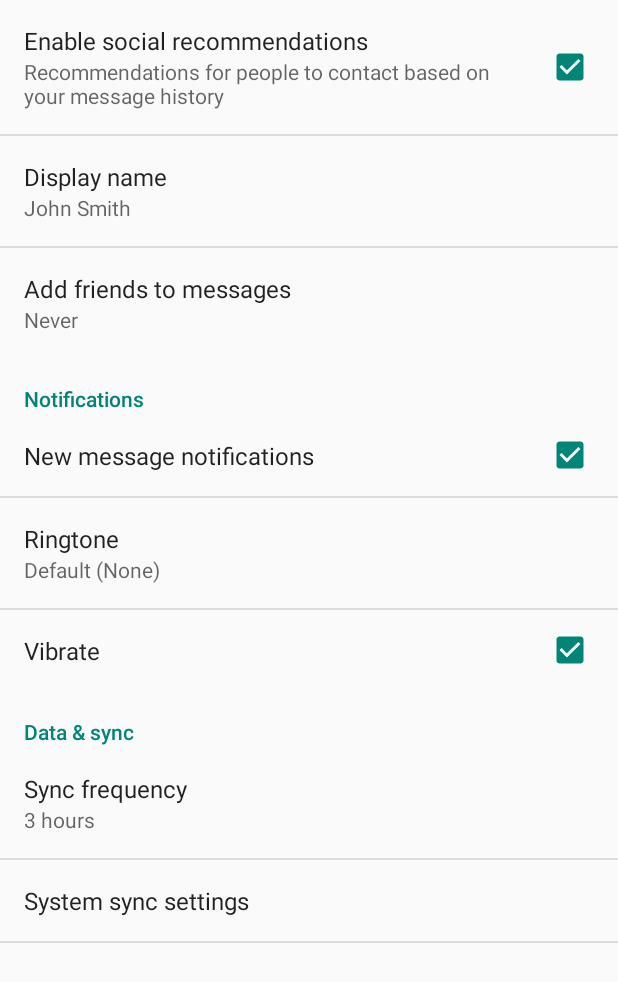
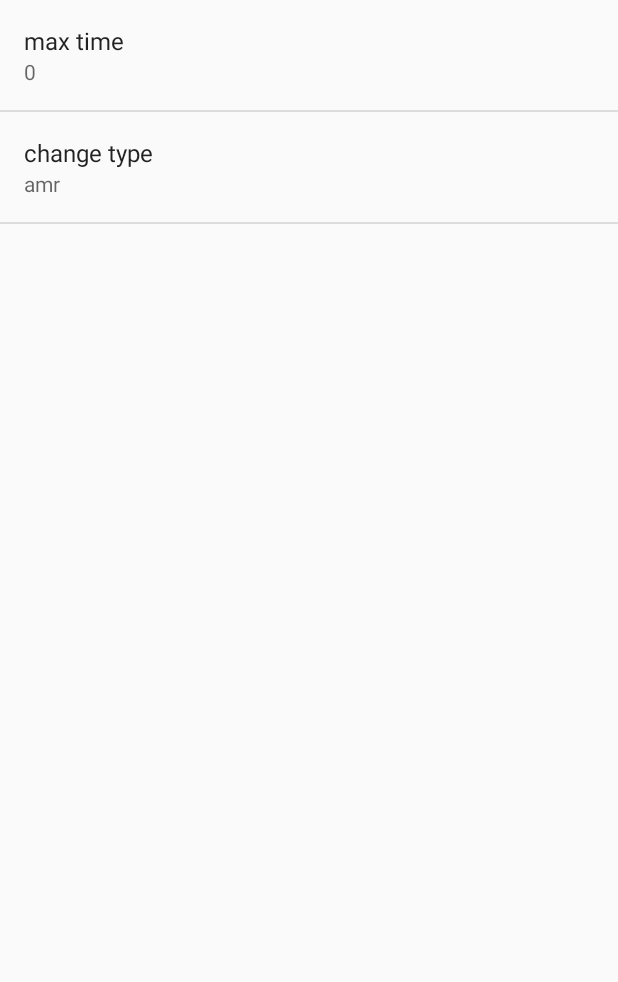
Before and after one commit to jaredgthub/Sound-Recorder-App, an Android app: the SettingsActivity screen opened directly, with no data from a screen before it, on a phone screen of 412 x 824 dp. Shown: the top 982 px of the screen. Run offline under Robolectric (Android 15) with nearby library versions, the phone set to English and light mode, and no system bars.

Commit message:
settings: maxt time and change type.

```diff
--- a/app/src/main/java/com/alpha/sound_recorder_app/ui/SettingsActivity.java
+++ b/app/src/main/java/com/alpha/sound_recorder_app/ui/SettingsActivity.java
@@ -11,7 +11,6 @@ import android.os.Bundle;
 import android.preference.ListPreference;
 import android.preference.Preference;
 import android.preference.PreferenceActivity;
-import android.preference.PreferenceCategory;
 import android.preference.PreferenceFragment;
 import android.preference.PreferenceManager;
 import android.preference.RingtonePreference;
@@ -62,28 +61,13 @@ public class SettingsActivity extends PreferenceActivity {
         // In the simplified UI, fragments are not used at all and we instead
         // use the older PreferenceActivity APIs.
 
-        // Add 'general' preferences.
         addPreferencesFromResource(R.xml.pref_general);
-
-        // Add 'notifications' preferences, and a corresponding header.
-        PreferenceCategory fakeHeader = new PreferenceCategory(this);
-        fakeHeader.setTitle(R.string.pref_header_notifications);
-        getPreferenceScreen().addPreference(fakeHeader);
-        addPreferencesFromResource(R.xml.pref_notification);
-
-        // Add 'data and sync' preferences, and a corresponding header.
-        fakeHeader = new PreferenceCategory(this);
-        fakeHeader.setTitle(R.string.pref_header_data_sync);
-        getPreferenceScreen().addPreference(fakeHeader);
-        addPreferencesFromResource(R.xml.pref_data_sync);
 
         // Bind the summaries of EditText/List/Dialog/Ringtone preferences to
         // their values. When their values change, their summaries are updated
         // to reflect the new value, per the Android Design guidelines.
         bindPreferenceSummaryToValue(findPreference("example_text"));
         bindPreferenceSummaryToValue(findPreference("example_list"));
-        bindPreferenceSummaryToValue(findPreference("notifications_new_message_ringtone"));
-        bindPreferenceSummaryToValue(findPreference("sync_frequency"));
     }
 
     /**
@@ -153,7 +137,7 @@ public class SettingsActivity extends PreferenceActivity {
                 // using RingtoneManager.
                 if (TextUtils.isEmpty(stringValue)) {
                     // Empty values correspond to 'silent' (no ringtone).
-                    preference.setSummary(R.string.pref_ringtone_silent);
+//                    preference.setSummary(R.string.pref_ringtone_silent);
 
                 } else {
                     Ringtone ringtone = RingtoneManager.getRingtone(
@@ -220,41 +204,4 @@ public class SettingsActivity extends PreferenceActivity {
         }
     }
 
-    /**
-     * This fragment shows notification preferences only. It is used when the
-     * activity is showing a two-pane settings UI.
-     */
-    @TargetApi(Build.VERSION_CODES.HONEYCOMB)
-    public static class NotificationPreferenceFragment extends PreferenceFragment {
-        @Override
-        public void onCreate(Bundle savedInstanceState) {
-            super.onCreate(savedInstanceState);
-            addPreferencesFromResource(R.xml.pref_notification);
-
-            // Bind the summaries of EditText/List/Dialog/Ringtone preferences
-            // to their values. When their values change, their summaries are
-            // updated to reflect the new value, per the Android Design
-            // guidelines.
-            bindPreferenceSummaryToValue(findPreference("notifications_new_message_ringtone"));
-        }
-    }
-
-    /**
-     * This fragment shows data and sync preferences only. It is used when the
-     * activity is showing a two-pane settings UI.
-     */
-    @TargetApi(Build.VERSION_CODES.HONEYCOMB)
-    public static class DataSyncPreferenceFragment extends PreferenceFragment {
-        @Override
-        public void onCreate(Bundle savedInstanceState) {
-            super.onCreate(savedInstanceState);
-            addPreferencesFromResource(R.xml.pref_data_sync);
-
-            // Bind the summaries of EditText/List/Dialog/Ringtone preferences
-            // to their values. When their values change, their summaries are
-            // updated to reflect the new value, per the Android Design
-            // guidelines.
-            bindPreferenceSummaryToValue(findPreference("sync_frequency"));
-        }
-    }
 }
--- a/app/src/main/res/values/strings_activity_settings.xml
+++ b/app/src/main/res/values/strings_activity_settings.xml
@@ -6,56 +6,17 @@
     <!-- Example General settings -->
     <string name="pref_header_general">General</string>
 
-    <string name="pref_title_social_recommendations">Enable social recommendations</string>
-    <string name="pref_description_social_recommendations">Recommendations for people to contact
-        based on your message history
-    </string>
+    <string name="record_maxTime">max time</string>
+    <string name="record_maxTime_default">0</string>
 
-    <string name="pref_title_display_name">Display name</string>
-    <string name="pref_default_display_name">John Smith</string>
+    <string name="record_type">change type</string>
 
-    <string name="pref_title_add_friends_to_messages">Add friends to messages</string>
-    <string-array name="pref_example_list_titles">
-        <item>Always</item>
-        <item>When possible</item>
-        <item>Never</item>
+    <string-array name="record_type_list_name">
+        <item>amr</item>
+        <item>wav</item>
     </string-array>
-    <string-array name="pref_example_list_values">
+    <string-array name="record_type_list_value">
         <item>1</item>
         <item>0</item>
-        <item>-1</item>
     </string-array>
-
-    <!-- Example settings for Data & Sync -->
-    <string name="pref_header_data_sync">Data &amp; sync</string>
-
-    <string name="pref_title_sync_frequency">Sync frequency</string>
-    <string-array name="pref_sync_frequency_titles">
-        <item>15 minutes</item>
-        <item>30 minutes</item>
-        <item>1 hour</item>
-        <item>3 hours</item>
-        <item>6 hours</item>
-        <item>Never</item>
-    </string-array>
-    <string-array name="pref_sync_frequency_values">
-        <item>15</item>
-        <item>30</item>
-        <item>60</item>
-        <item>180</item>
-        <item>360</item>
-        <item>-1</item>
-    </string-array>
-
-    <string name="pref_title_system_sync_settings">System sync settings</string>
-
-    <!-- Example settings for Notifications -->
-    <string name="pref_header_notifications">Notifications</string>
-
-    <string name="pref_title_new_message_notifications">New message notifications</string>
-
-    <string name="pref_title_ringtone">Ringtone</string>
-    <string name="pref_ringtone_silent">Silent</string>
-
-    <string name="pref_title_vibrate">Vibrate</string>
 </resources>
--- a/app/src/main/res/xml/pref_data_sync.xml
+++ /dev/null
@@ -1,21 +0,0 @@
-<PreferenceScreen xmlns:android="http://schemas.android.com/apk/res/android">
-
-    <!-- NOTE: Hide buttons to simplify the UI. Users can touch outside the dialog to
-         dismiss it. -->
-    <!-- NOTE: ListPreference's summary should be set to its value by the activity code. -->
-    <ListPreference
-        android:key="sync_frequency"
-        android:title="@string/pref_title_sync_frequency"
-        android:entries="@array/pref_sync_frequency_titles"
-        android:entryValues="@array/pref_sync_frequency_values"
-        android:defaultValue="180"
-        android:negativeButtonText="@null"
-        android:positiveButtonText="@null" />
-
-    <!-- This preference simply launches an intent when selected. Use this UI sparingly, per
-         design guidelines. -->
-    <Preference android:title="@string/pref_title_system_sync_settings">
-        <intent android:action="android.settings.SYNC_SETTINGS" />
-    </Preference>
-
-</PreferenceScreen>
--- a/app/src/main/res/xml/pref_general.xml
+++ b/app/src/main/res/xml/pref_general.xml
@@ -1,19 +1,13 @@
 <PreferenceScreen xmlns:android="http://schemas.android.com/apk/res/android">
-
-    <CheckBoxPreference
-        android:key="example_checkbox"
-        android:title="@string/pref_title_social_recommendations"
-        android:summary="@string/pref_description_social_recommendations"
-        android:defaultValue="true" />
 
     <!-- NOTE: EditTextPreference accepts EditText attributes. -->
     <!-- NOTE: EditTextPreference's summary should be set to its value by the activity code. -->
     <EditTextPreference
         android:key="example_text"
-        android:title="@string/pref_title_display_name"
-        android:defaultValue="@string/pref_default_display_name"
+        android:title="@string/record_maxTime"
+        android:defaultValue="@string/record_maxTime_default"
         android:selectAllOnFocus="true"
-        android:inputType="textCapWords"
+        android:inputType="number"
         android:capitalize="words"
         android:singleLine="true"
         android:maxLines="1" />
@@ -23,10 +17,10 @@
     <!-- NOTE: ListPreference's summary should be set to its value by the activity code. -->
     <ListPreference
         android:key="example_list"
-        android:title="@string/pref_title_add_friends_to_messages"
-        android:defaultValue="-1"
-        android:entries="@array/pref_example_list_titles"
-        android:entryValues="@array/pref_example_list_values"
+        android:title="@string/record_type"
+        android:defaultValue="1"
+        android:entries="@array/record_type_list_name"
+        android:entryValues="@array/record_type_list_value"
         android:negativeButtonText="@null"
         android:positiveButtonText="@null" />
 
--- a/app/src/main/res/xml/pref_headers.xml
+++ b/app/src/main/res/xml/pref_headers.xml
@@ -6,12 +6,4 @@
         android:fragment="com.alpha.sound_recorder_app.ui.SettingsActivity$GeneralPreferenceFragment"
         android:title="@string/pref_header_general" />
 
-    <header
-        android:fragment="com.alpha.sound_recorder_app.ui.SettingsActivity$NotificationPreferenceFragment"
-        android:title="@string/pref_header_notifications" />
-
-    <header
-        android:fragment="com.alpha.sound_recorder_app.ui.SettingsActivity$DataSyncPreferenceFragment"
-        android:title="@string/pref_header_data_sync" />
-
 </preference-headers>
--- a/app/src/main/res/xml/pref_notification.xml
+++ /dev/null
@@ -1,27 +0,0 @@
-<PreferenceScreen xmlns:android="http://schemas.android.com/apk/res/android">
-
-    <!-- A 'parent' preference, which enables/disables child preferences (below)
-         when checked/unchecked. -->
-    <CheckBoxPreference
-        android:key="notifications_new_message"
-        android:title="@string/pref_title_new_message_notifications"
-        android:defaultValue="true" />
-
-    <!-- Allows the user to choose a ringtone in the 'notification' category. -->
-    <!-- NOTE: This preference will be enabled only when the checkbox above is checked. -->
-    <!-- NOTE: RingtonePreference's summary should be set to its value by the activity code. -->
-    <RingtonePreference
-        android:dependency="notifications_new_message"
-        android:key="notifications_new_message_ringtone"
-        android:title="@string/pref_title_ringtone"
-        android:ringtoneType="notification"
-        android:defaultValue="content://settings/system/notification_sound" />
-
-    <!-- NOTE: This preference will be enabled only when the checkbox above is checked. -->
-    <CheckBoxPreference
-        android:dependency="notifications_new_message"
-        android:key="notifications_new_message_vibrate"
-        android:title="@string/pref_title_vibrate"
-        android:defaultValue="true" />
-
-</PreferenceScreen>
```
